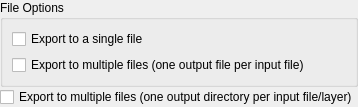
This is src/qt-widgets/ExportFileOptionsWidgetUi.ui in GPlates/GPlates as Qt 5 draws it before an edit. The edited form follows.
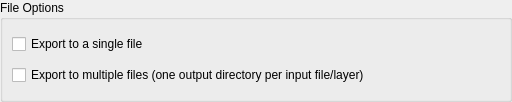
This is the edited form.

Commit message: (trunk) Bug fix to remove extra QT checkbox item introduced during last merge.

The edit to the form file:
```diff
--- a/src/qt-widgets/ExportFileOptionsWidgetUi.ui
+++ b/src/qt-widgets/ExportFileOptionsWidgetUi.ui
@@ -1,12 +1,12 @@
 <ui version="4.0" >
  <class>ExportFileOptionsWidget</class>
- <widget class="QWidget" name="ExportFileOptionsWidget" >
-  <property name="geometry" >
+ <widget class="QWidget" name="ExportFileOptionsWidget">
+  <property name="geometry">
    <rect>
     <x>0</x>
     <y>0</y>
-    <width>323</width>
-    <height>94</height>
+    <width>512</width>
+    <height>102</height>
    </rect>
   </property>
   <property name="windowTitle" >
@@ -33,22 +33,15 @@
        </widget>
       </item>
       <item>
-       <widget class="QCheckBox" name="checkBox_export_to_multiple_files" >
-        <property name="text" >
-         <string>Export to multiple files (one output file per input file)</string>
+       <widget class="QCheckBox" name="checkBox_export_to_multiple_files">
+        <property name="text">
+         <string>Export to multiple files (one output directory per input file/layer)</string>
         </property>
        </widget>
       </item>
      </layout>
     </widget>
    </item>
-  <item>
-    <widget class="QCheckBox" name="checkBox_export_to_multiple_files" >
-     <property name="text" >
-      <string>Export to multiple files (one output directory per input file/layer)</string>
-     </property>
-    </widget>
-   </item>
   </layout>
  </widget>
  <resources/>
```
Left out of the diff: 21 changed lines with no effect on the pictures.
